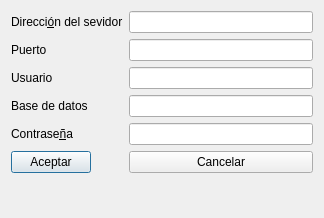
This is configbase.ui in Ladis72/tienda as Qt 5 draws it before an edit. The edited form follows.
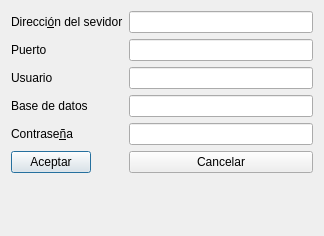
This is the edited form.

```diff
--- a/configbase.ui
+++ b/configbase.ui
@@ -7,7 +7,7 @@
     <x>0</x>
     <y>0</y>
     <width>324</width>
-    <height>218</height>
+    <height>236</height>
    </rect>
   </property>
   <property name="windowTitle">
```
Left out of the diff: 19 changed lines with no effect on the pictures.
